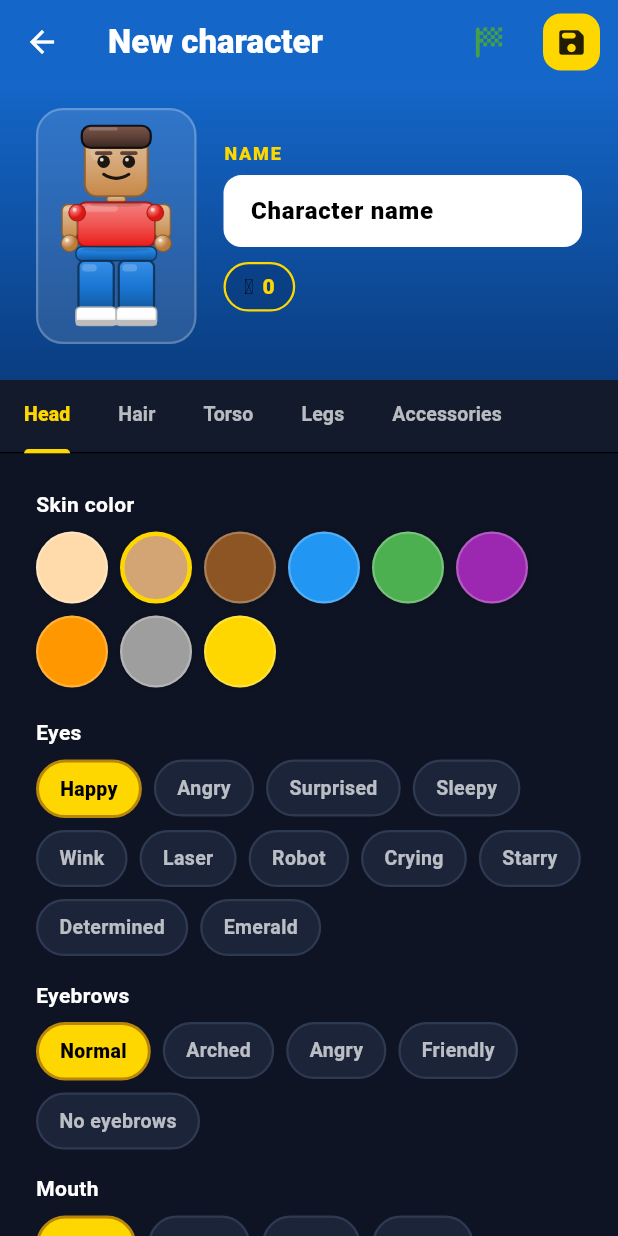
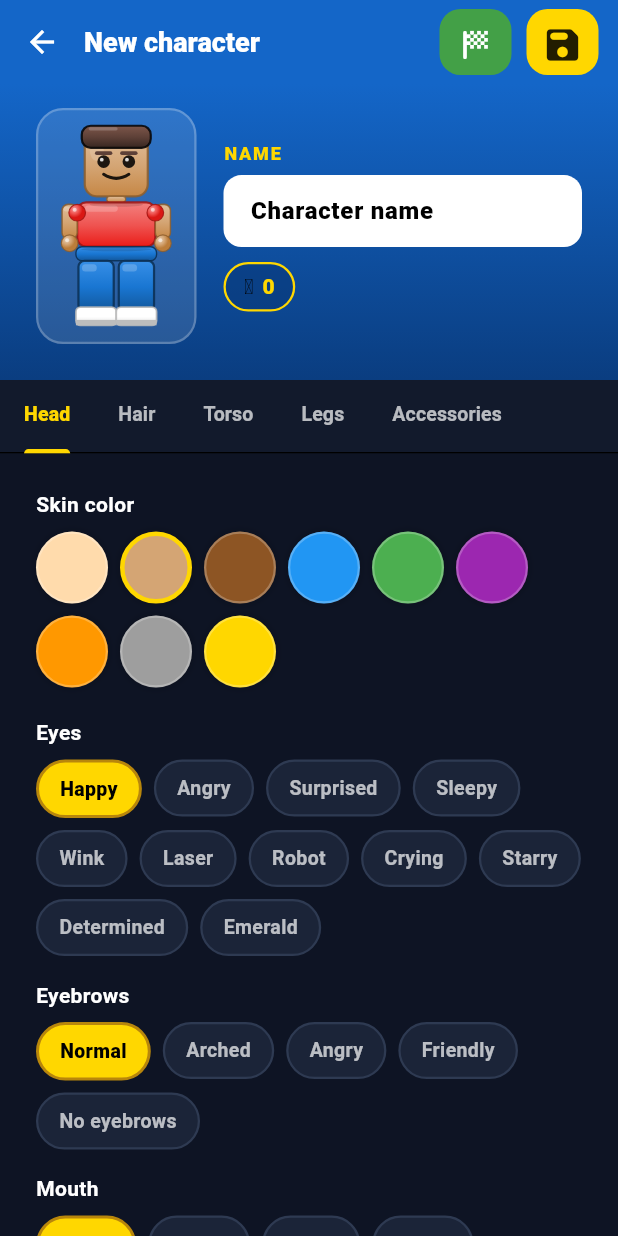
Before and after one commit to yesithv/lego-custom-character, a Flutter app: the _GalleryView screen opened directly, after a tap on "New", on a phone screen of 412 x 824 dp. Run offline on Flutter 3.47's test engine with Material 3 defaults, Android fonts, the phone set to English and light mode, and no system bars; our stand-ins replace audioplayers, equatable, flutter_bloc, get_it, go_router, hive and 2 more; missing offline and left inert: flame; accounts and stored records are empty; Roboto replaces fonts that are missing (Nunito).

Commit message:
Agrandar botones del editor y quitar etiqueta de tipo de personaje
Punto 1 (editor de personaje):
- Limitar el nombre a 18 caracteres (kMaxCharacterNameLength), cubre los
  presets mas largos (17) y evita que el titulo apriete los botones.
- Titulo del AppBar recortado con ellipsis y titleSpacing 0.
- Botones de accion (guardar / guardar y jugar) reescritos como
  _EditorActionButton: cuadrados redondeados ~20% mas grandes con mejor
  area tactil e icono de 28px.

Punto 2:
- Eliminar el badge de tipo de personaje ("Heroe"/"Villano"/...) del
  pre-run y del inicio (home), junto con las clases _CharacterTypeBadge
  que ya no se usan.

Co-Authored-By: Claude Opus 4.8 <noreply@anthropic.com>
Claude-Session: https://claude.ai/code/session_01KHiDoE92jiA9JWjgKqXdGZ

```diff
--- a/lib/core/l10n/app_strings.dart
+++ b/lib/core/l10n/app_strings.dart
@@ -977,6 +977,10 @@ const Map<String, Map<String, String>> kStrings = {
     'es': 'Guardar y jugar', 'en': 'Save and play', 'pt': 'Salvar e jogar',
     'de': 'Speichern und spielen', 'ru': 'Сохранить и играть', 'fr': 'Enregistrer et jouer',
   },
+  'editor_save': {
+    'es': 'Guardar', 'en': 'Save', 'pt': 'Salvar',
+    'de': 'Speichern', 'ru': 'Сохранить', 'fr': 'Enregistrer',
+  },
   'editor_saved': {
     'es': '¡Personaje guardado!', 'en': 'Character saved!', 'pt': 'Personagem salvo!',
     'de': 'Figur gespeichert!', 'ru': 'Персонаж сохранён!', 'fr': 'Personnage enregistré !',
--- a/lib/features/character_editor/presentation/pages/character_editor_page.dart
+++ b/lib/features/character_editor/presentation/pages/character_editor_page.dart
@@ -16,6 +16,11 @@ import '../bloc/character_editor_bloc.dart';
 import '../bloc/character_editor_event.dart';
 import '../bloc/character_editor_state.dart';
 import '../widgets/character_preview.dart';
+
+/// Largo máximo del nombre de un personaje. Cubre los presets más largos
+/// (17 caracteres, p. ej. "Capitán Estrella") con un carácter de margen y
+/// mantiene el título del editor corto para dar espacio a los botones.
+const int kMaxCharacterNameLength = 18;
 
 class CharacterEditorPage extends StatelessWidget {
   final String? characterId;
@@ -96,6 +101,9 @@ class _EditorViewState extends State<_EditorView> {
         appBar: AppBar(
           backgroundColor: const Color(0xFF1466C8),
           elevation: 0,
+          // Menos espacio a la izquierda para dejar más ancho a los botones
+          // de acción (guardar / guardar y jugar) sin que el nombre los apriete.
+          titleSpacing: 0,
           leading: BackButton(
             color: Colors.white,
             onPressed: () => context.goNamed('gallery'),
@@ -106,54 +114,45 @@ class _EditorViewState extends State<_EditorView> {
               state.currentCharacter?.name.isEmpty ?? true
                   ? context.l10n.tr('editor_new_character')
                   : state.currentCharacter!.name,
+              // El nombre nunca empuja los botones: se recorta con puntos
+              // suspensivos si es largo (el límite real es maxLength en el campo).
+              maxLines: 1,
+              overflow: TextOverflow.ellipsis,
               style: const TextStyle(
                 fontWeight: FontWeight.w900,
                 color: Colors.white,
+                fontSize: 18,
               ),
             ),
           ),
           actions: [
-            // Guardar y correr de una vez con este personaje.
-            IconButton(
+            // Guardar y correr de una vez con este personaje (botón verde).
+            _EditorActionButton(
               tooltip: context.l10n.tr('editor_save_and_play'),
-              onPressed: () {
+              background: const Color(0xFF43A047),
+              icon: Icons.sports_score_rounded,
+              iconColor: Colors.white,
+              onTap: () {
                 _playAfterSave = true;
                 context
                     .read<CharacterEditorBloc>()
                     .add(const SaveCurrentCharacter());
               },
-              icon: const Icon(Icons.sports_score_rounded,
-                  color: Color(0xFF43A047), size: 30),
             ),
+            // Guardar personaje (botón amarillo, con estado de guardado).
             BlocBuilder<CharacterEditorBloc, CharacterEditorState>(
-              builder: (context, state) => Padding(
-                padding: const EdgeInsets.symmetric(horizontal: 12, vertical: 8),
-                child: Material(
-                  color: const Color(0xFFFFD700),
-                  borderRadius: BorderRadius.circular(12),
-                  child: InkWell(
-                    borderRadius: BorderRadius.circular(12),
-                    onTap: () => context
-                        .read<CharacterEditorBloc>()
-                        .add(const SaveCurrentCharacter()),
-                    child: Padding(
-                      padding: const EdgeInsets.all(8),
-                      child: state.status == EditorStatus.saving
-                          ? const SizedBox(
-                              width: 22,
-                              height: 22,
-                              child: CircularProgressIndicator(
-                                strokeWidth: 2,
-                                color: Colors.black87,
-                              ),
-                            )
-                          : const Icon(Icons.save_rounded,
-                              color: Colors.black87, size: 22),
-                    ),
-                  ),
-                ),
+              builder: (context, state) => _EditorActionButton(
+                tooltip: context.l10n.tr('editor_save'),
+                background: const Color(0xFFFFD700),
+                icon: Icons.save_rounded,
+                iconColor: Colors.black87,
+                isBusy: state.status == EditorStatus.saving,
+                onTap: () => context
+                    .read<CharacterEditorBloc>()
+                    .add(const SaveCurrentCharacter()),
               ),
             ),
+            const SizedBox(width: 8),
           ],
         ),
         body: BlocBuilder<CharacterEditorBloc, CharacterEditorState>(
@@ -252,6 +251,9 @@ class _PreviewSectionState extends State<_PreviewSection> {
                 const SizedBox(height: 6),
                 TextField(
                   controller: _nameController,
+                  // Límite de nombre: mantiene el título del editor corto para
+                  // que los botones de acción tengan más espacio y sean grandes.
+                  maxLength: kMaxCharacterNameLength,
                   onChanged: (v) =>
                       context.read<CharacterEditorBloc>().add(UpdateName(v)),
                   decoration: InputDecoration(
@@ -259,6 +261,8 @@ class _PreviewSectionState extends State<_PreviewSection> {
                     filled: true,
                     fillColor: Colors.white,
                     isDense: true,
+                    // Oculta el contador "0/18" para no ensuciar el campo.
+                    counterText: '',
                     contentPadding: const EdgeInsets.symmetric(
                         horizontal: 14, vertical: 12),
                     border: OutlineInputBorder(
@@ -309,6 +313,59 @@ class _WalletPill extends StatelessWidget {
               ),
             ),
           ],
+        ),
+      ),
+    );
+  }
+}
+
+/// Botón de acción del AppBar del editor (guardar / guardar y jugar).
+///
+/// Cuadrado redondeado grande y con buen área táctil para dedos de niños.
+/// Reemplaza a los iconos pequeños anteriores: ~20 % más grande.
+class _EditorActionButton extends StatelessWidget {
+  final String tooltip;
+  final Color background;
+  final IconData icon;
+  final Color iconColor;
+  final VoidCallback onTap;
+  final bool isBusy;
+
+  const _EditorActionButton({
+    required this.tooltip,
+    required this.background,
+    required this.icon,
+    required this.iconColor,
+    required this.onTap,
+    this.isBusy = false,
+  });
+
+  @override
+  Widget build(BuildContext context) {
+    return Padding(
+      padding: const EdgeInsets.symmetric(horizontal: 5, vertical: 6),
+      child: Tooltip(
+        message: tooltip,
+        child: Material(
+          color: background,
+          borderRadius: BorderRadius.circular(14),
+          child: InkWell(
+            borderRadius: BorderRadius.circular(14),
+            onTap: isBusy ? null : onTap,
+            child: Padding(
+              padding: const EdgeInsets.all(10),
+              child: isBusy
+                  ? SizedBox(
+                      width: 28,
+                      height: 28,
+                      child: CircularProgressIndicator(
+                        strokeWidth: 2.5,
+                        color: iconColor,
+                      ),
+                    )
+                  : Icon(icon, color: iconColor, size: 28),
+            ),
+          ),
         ),
       ),
     );
```
Also changed, not shown: lib/features/home/presentation/pages/home_page.dart (+0 -29 lines), lib/features/runner/presentation/pages/pre_run_page.dart (+0 -36 lines).
